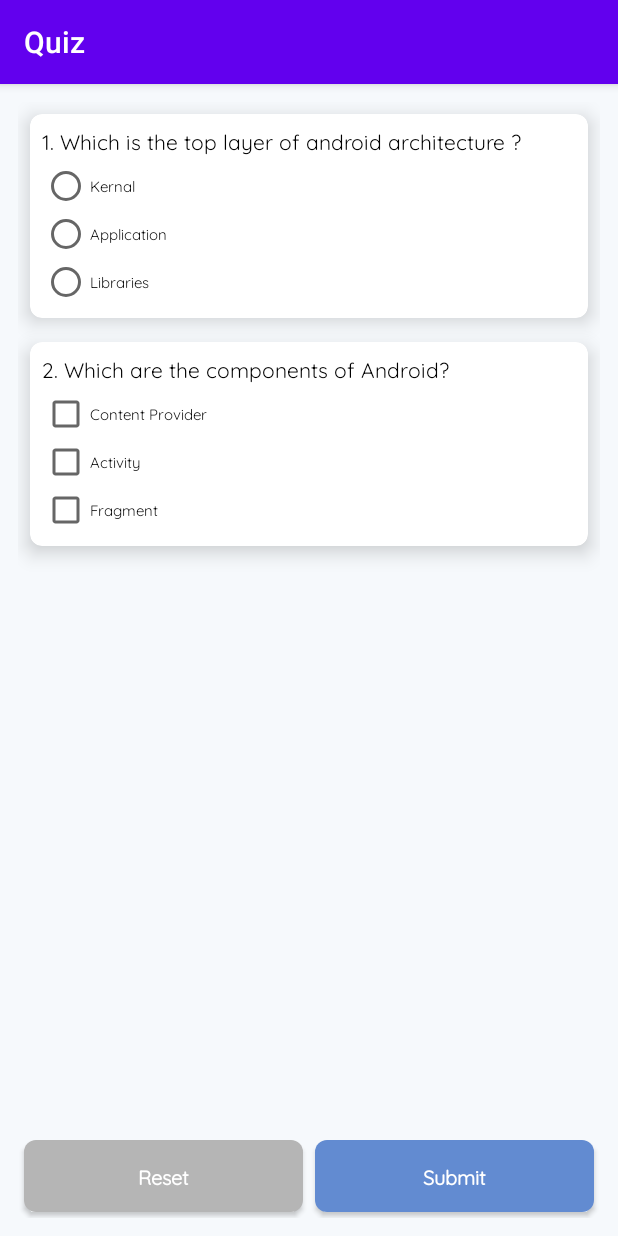
After one commit to enpro95L/quiz-shopping-app, an Android app: the QuizActivity screen opened directly, with no data from a screen before it, on a phone screen of 412 x 824 dp. The commit adds this screen. Run offline under Robolectric (Android 15) with nearby library versions, the phone set to English and light mode, and no system bars.

Commit message:
Added Quiz

```diff
--- a/app/src/main/AndroidManifest.xml
+++ b/app/src/main/AndroidManifest.xml
@@ -13,6 +13,13 @@
         android:theme="@style/Theme.QuizShoppingApp"
         tools:targetApi="31">
         <activity
+            android:name=".quizapp.QuizActivity"
+            android:exported="false">
+            <meta-data
+                android:name="android.app.lib_name"
+                android:value="" />
+        </activity>
+        <activity
             android:name=".MainActivity"
             android:exported="true">
             <intent-filter>
@@ -25,8 +32,8 @@
                 android:name="android.app.lib_name"
                 android:value="" />
         </activity>
-        <activity android:name=".problem2and3.activities.ShoppingActivity"/>
-        <activity android:name=".problem2and3.activities.FoodListActivity"/>
+        <activity android:name=".problem2and3.activities.ShoppingActivity" />
+        <activity android:name=".problem2and3.activities.FoodListActivity" />
     </application>
 
 </manifest>
--- a/app/src/main/java/com/powersoft/quizshoppingapp/MainActivity.kt
+++ b/app/src/main/java/com/powersoft/quizshoppingapp/MainActivity.kt
@@ -5,6 +5,7 @@ import android.os.Bundle
 import androidx.appcompat.app.AppCompatActivity
 import com.powersoft.quizshoppingapp.databinding.ActivityMainBinding
 import com.powersoft.quizshoppingapp.problem2and3.activities.ShoppingActivity
+import com.powersoft.quizshoppingapp.quizapp.QuizActivity
 
 class MainActivity : AppCompatActivity() {
 
@@ -18,5 +19,9 @@ class MainActivity : AppCompatActivity() {
         binding.btnShopping.setOnClickListener {
             startActivity(Intent(this@MainActivity, ShoppingActivity::class.java))
         }
+
+        binding.btnQuiz.setOnClickListener {
+            startActivity(Intent(this@MainActivity, QuizActivity::class.java))
+        }
     }
 }
--- a/app/src/main/java/com/powersoft/quizshoppingapp/problem2and3/activities/FoodListActivity.kt
+++ b/app/src/main/java/com/powersoft/quizshoppingapp/problem2and3/activities/FoodListActivity.kt
@@ -18,7 +18,7 @@ class FoodListActivity : AppCompatActivity() {
         binding = ActivityFoodlistBinding.inflate(layoutInflater)
         setContentView(binding.root)
 
-        setTitle("Organic Food")
+        title = "Organic Food"
 
         createDummyFoodList()
 
--- /dev/null
+++ b/app/src/main/java/com/powersoft/quizshoppingapp/quizapp/QuizActivity.kt
@@ -0,0 +1,61 @@
+package com.powersoft.quizshoppingapp.quizapp
+
+import android.os.Bundle
+import androidx.appcompat.app.AlertDialog
+import androidx.appcompat.app.AppCompatActivity
+import com.powersoft.quizshoppingapp.databinding.ActivityQuizBinding
+import java.text.SimpleDateFormat
+import java.util.*
+
+class QuizActivity : AppCompatActivity() {
+
+    private lateinit var binding: ActivityQuizBinding
+
+    override fun onCreate(savedInstanceState: Bundle?) {
+        super.onCreate(savedInstanceState)
+        binding = ActivityQuizBinding.inflate(layoutInflater)
+        setContentView(binding.root)
+
+        title = "Quiz"
+
+        binding.btnReset.setOnClickListener { reset() }
+        binding.btnSubmit.setOnClickListener { submit() }
+    }
+
+    private fun reset() {
+        binding.chkOption1.isChecked = false
+        binding.chkOption2.isChecked = false
+        binding.chkOption3.isChecked = false
+
+        binding.rbOption1.isChecked = false
+        binding.rbOption1.isChecked = false
+        binding.rbOption1.isChecked = false
+    }
+
+    private fun submit() {
+        var point = 0
+        if (binding.rbOption2.isChecked) point += 50
+        if (binding.chkOption1.isChecked && binding.chkOption2.isChecked) point += 50
+
+        val message =
+            if (point == 0) "Oops!! You score 0 points" else "Congratulations! You submitted on ${getCurrentDateAndTime()}, Your achieved $point%"
+
+        showAlertDialog(message)
+    }
+
+    private fun showAlertDialog(message: String) {
+        val builder = AlertDialog.Builder(this)
+        builder.setTitle("Result")
+        builder.setMessage(message)
+
+        builder.setPositiveButton(android.R.string.ok) { dialog, _ -> dialog.dismiss() }
+
+        builder.show()
+    }
+
+    private fun getCurrentDateAndTime(): String {
+        val date = Calendar.getInstance().time
+        val formatter = SimpleDateFormat("dd/MM/yyyy hh:mm", Locale.getDefault())
+        return formatter.format(date)
+    }
+}
--- /dev/null
+++ b/app/src/main/res/layout/activity_quiz.xml
@@ -0,0 +1,121 @@
+<?xml version="1.0" encoding="utf-8"?>
+<RelativeLayout xmlns:android="http://schemas.android.com/apk/res/android"
+    xmlns:app="http://schemas.android.com/apk/res-auto"
+    xmlns:tools="http://schemas.android.com/tools"
+    android:layout_width="match_parent"
+    android:layout_height="match_parent"
+    android:background="@color/background"
+    android:padding="12dp"
+    tools:context=".quizapp.QuizActivity">
+
+    <androidx.cardview.widget.CardView
+        android:id="@+id/cvQuestion1"
+        android:layout_width="match_parent"
+        android:layout_height="wrap_content"
+        android:layout_margin="8dp"
+        app:cardCornerRadius="8dp"
+        app:cardElevation="8dp">
+
+        <LinearLayout
+            android:layout_width="match_parent"
+            android:layout_height="wrap_content"
+            android:orientation="vertical"
+            android:padding="8dp">
+
+            <TextView
+                style="@style/MyTextView.Medium"
+                android:text="1. Which is the top layer of android architecture ?" />
+
+            <RadioGroup
+                android:layout_width="match_parent"
+                android:layout_height="wrap_content"
+                android:layout_marginTop="4dp"
+                android:orientation="vertical">
+
+                <RadioButton
+                    android:id="@+id/rbOption1"
+                    style="@style/MyTextView.Small"
+                    android:text="Kernal" />
+
+                <RadioButton
+                    android:id="@+id/rbOption2"
+                    style="@style/MyTextView.Small"
+                    android:text="Application" />
+
+                <RadioButton
+                    android:id="@+id/rbOption3"
+                    style="@style/MyTextView.Small"
+                    android:text="Libraries" />
+            </RadioGroup>
+        </LinearLayout>
+
+    </androidx.cardview.widget.CardView>
+
+    <androidx.cardview.widget.CardView
+        android:layout_width="match_parent"
+        android:layout_height="wrap_content"
+        android:layout_below="@id/cvQuestion1"
+        android:layout_margin="8dp"
+        app:cardCornerRadius="8dp"
+        app:cardElevation="8dp">
+
+        <LinearLayout
+            android:layout_width="match_parent"
+            android:layout_height="wrap_content"
+            android:orientation="vertical"
+            android:padding="8dp">
+
+            <TextView
+                style="@style/MyTextView.Medium"
+                android:text="2. Which are the components of Android?" />
+
+            <RadioGroup
+                android:layout_width="match_parent"
+                android:layout_height="wrap_content"
+                android:layout_marginTop="4dp"
+                android:orientation="vertical">
+
+                <CheckBox
+                    android:id="@+id/chkOption1"
+                    style="@style/MyTextView.Small"
+                    android:text="Content Provider" />
+
+                <CheckBox
+                    android:id="@+id/chkOption2"
+                    style="@style/MyTextView.Small"
+                    android:text="Activity" />
+
+                <CheckBox
+                    android:id="@+id/chkOption3"
+                    style="@style/MyTextView.Small"
+                    android:text="Fragment" />
+            </RadioGroup>
+        </LinearLayout>
+
+    </androidx.cardview.widget.CardView>
+
+    <LinearLayout
+        android:layout_width="match_parent"
+        android:layout_height="wrap_content"
+        android:layout_alignParentBottom="true"
+        android:orientation="horizontal">
+
+        <Button
+            android:id="@+id/btnReset"
+            style="@style/MyButton"
+            android:layout_margin="4dp"
+            android:layout_weight="1"
+            android:backgroundTint="@color/gray"
+            android:text="Reset" />
+
+        <Button
+            android:id="@+id/btnSubmit"
+            style="@style/MyButton"
+            android:layout_margin="4dp"
+            android:layout_weight="1"
+            android:text="Submit" />
+
+    </LinearLayout>
+
+
+</RelativeLayout>
```
